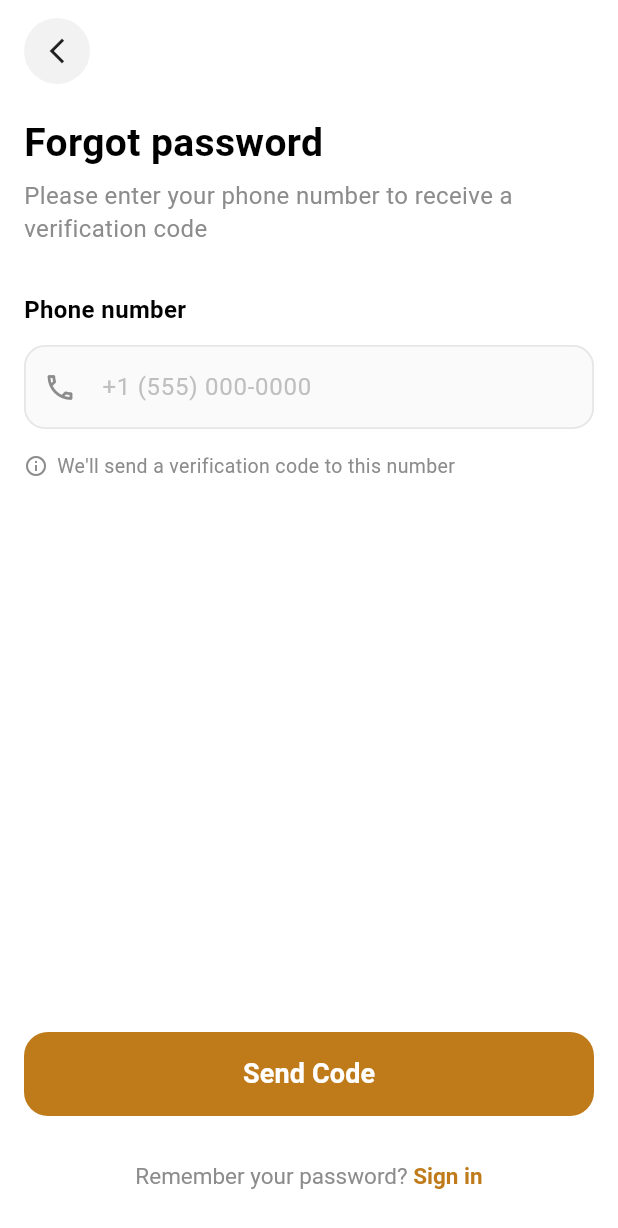
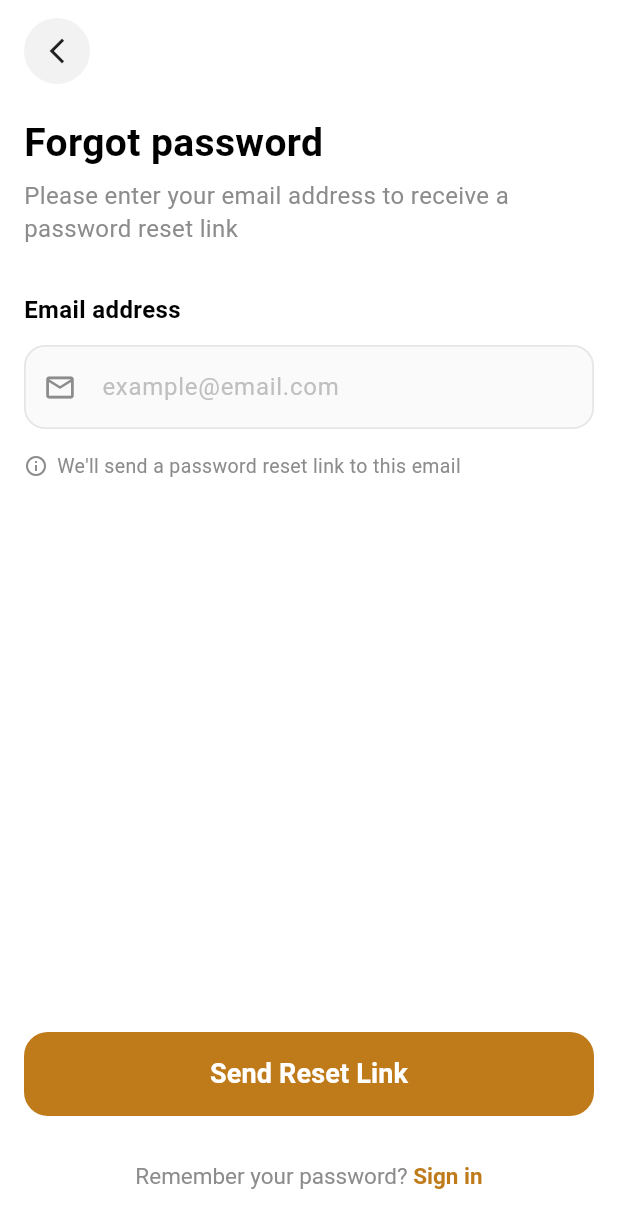
Before and after one commit to Ahmedhadyahmed/Yallafix, a Flutter app: the ForgotPasswordScreen screen opened by its route, on a phone screen of 412 x 824 dp. Shown: the top 1228 px of the screen. Run offline on Flutter 3.47's test engine with Material 3 defaults, Android fonts, the phone set to English and light mode, and no system bars; our stand-ins replace cloud_firestore, firebase_auth, firebase_core, flutter_map, latlong2, location; accounts and stored records are empty; Roboto replaces fonts that are missing (SF Pro Display).

Commit message:
Fix 3 forgetpassword

```diff
--- a/lib/forget_password.dart
+++ b/lib/forget_password.dart
@@ -1,6 +1,5 @@
 import 'package:flutter/material.dart';
-import 'package:flutter/services.dart';
-import 'verify_code_page.dart';
+import 'package:firebase_auth/firebase_auth.dart';
 
 class ForgotPasswordScreen extends StatefulWidget {
   const ForgotPasswordScreen({super.key});
@@ -10,23 +9,27 @@ class ForgotPasswordScreen extends StatefulWidget {
 }
 
 class _ForgotPasswordScreenState extends State<ForgotPasswordScreen> {
-  final _phoneController = TextEditingController();
+  final _emailController = TextEditingController();
   final _formKey = GlobalKey<FormState>();
+  final _auth = FirebaseAuth.instance;
   bool _isLoading = false;
+  bool _emailSent = false;
 
   @override
   void dispose() {
-    _phoneController.dispose();
+    _emailController.dispose();
     super.dispose();
   }
 
-  String? _validatePhone(String? value) {
+  String? _validateEmail(String? value) {
     if (value == null || value.isEmpty) {
-      return 'Please enter your phone number';
+      return 'Please enter your email address';
     }
-    final phoneRegex = RegExp(r'^\+?[\d\s\-\(\)]{10,}$');
-    if (!phoneRegex.hasMatch(value)) {
-      return 'Please enter a valid phone number';
+    final emailRegex = RegExp(
+      r'^[a-zA-Z0-9._%+-]+@[a-zA-Z0-9.-]+\.[a-zA-Z]{2,}$',
+    );
+    if (!emailRegex.hasMatch(value)) {
+      return 'Please enter a valid email address';
     }
     return null;
   }
@@ -35,19 +38,83 @@ class _ForgotPasswordScreenState extends State<ForgotPasswordScreen> {
     if (_formKey.currentState!.validate()) {
       setState(() => _isLoading = true);
 
-      // Simulate API call
-      await Future.delayed(const Duration(seconds: 1));
+      try {
+        // Send password reset email using Firebase Auth
+        await _auth.sendPasswordResetEmail(
+          email: _emailController.text.trim(),
+        );
 
-      if (mounted) {
-        setState(() => _isLoading = false);
-        Navigator.push(
-          context,
-          MaterialPageRoute(
-            builder: (context) => VerifyCodePage(
-              phoneNumber: _phoneController.text,
+        if (mounted) {
+          setState(() {
+            _isLoading = false;
+            _emailSent = true;
+          });
+
+          // Show success message
+          ScaffoldMessenger.of(context).showSnackBar(
+            SnackBar(
+              content: const Text('Password reset link sent to your email'),
+              backgroundColor: Colors.green,
+              behavior: SnackBarBehavior.floating,
+              shape: RoundedRectangleBorder(
+                borderRadius: BorderRadius.circular(10),
+              ),
             ),
-          ),
-        );
+          );
+
+          // Optional: Navigate back after a delay
+          await Future.delayed(const Duration(seconds: 2));
+          if (mounted) {
+            Navigator.pop(context);
+          }
+        }
+      } on FirebaseAuthException catch (e) {
+        if (mounted) {
+          setState(() => _isLoading = false);
+
+          String errorMessage;
+          switch (e.code) {
+            case 'user-not-found':
+              errorMessage = 'No account found with this email address';
+              break;
+            case 'invalid-email':
+              errorMessage = 'Invalid email address format';
+              break;
+            case 'too-many-requests':
+              errorMessage = 'Too many attempts. Please try again later';
+              break;
+            default:
+              errorMessage = 'An error occurred. Please try again';
+          }
+
+          // Show error message
+          ScaffoldMessenger.of(context).showSnackBar(
+            SnackBar(
+              content: Text(errorMessage),
+              backgroundColor: Colors.red,
+              behavior: SnackBarBehavior.floating,
+              shape: RoundedRectangleBorder(
+                borderRadius: BorderRadius.circular(10),
+              ),
+            ),
+          );
+        }
+      } catch (e) {
+        if (mounted) {
+          setState(() => _isLoading = false);
+
+          // Show generic error message
+          ScaffoldMessenger.of(context).showSnackBar(
+            SnackBar(
+              content: const Text('An unexpected error occurred'),
+              backgroundColor: Colors.red,
+              behavior: SnackBarBehavior.floating,
+              shape: RoundedRectangleBorder(
+                borderRadius: BorderRadius.circular(10),
+              ),
+            ),
+          );
+        }
       }
     }
   }
@@ -95,7 +162,7 @@ class _ForgotPasswordScreenState extends State<ForgotPasswordScreen> {
                 const SizedBox(height: 8),
 
                 const Text(
-                  'Please enter your phone number to receive a verification code',
+                  'Please enter your email address to receive a password reset link',
                   style: TextStyle(
                     fontSize: 16,
                     fontWeight: FontWeight.w400,
@@ -105,9 +172,9 @@ class _ForgotPasswordScreenState extends State<ForgotPasswordScreen> {
                 ),
                 const SizedBox(height: 32),
 
-                // Phone input label
+                // Email input label
                 const Text(
-                  'Phone number',
+                  'Email address',
                   style: TextStyle(
                     fontSize: 16,
                     fontWeight: FontWeight.w600,
@@ -116,32 +183,48 @@ class _ForgotPasswordScreenState extends State<ForgotPasswordScreen> {
                 ),
                 const SizedBox(height: 12),
 
-                // Phone input field
+                // Email input field
                 TextFormField(
-                  controller: _phoneController,
-                  keyboardType: TextInputType.phone,
-                  validator: _validatePhone,
-                  inputFormatters: [
-                    FilteringTextInputFormatter.allow(RegExp(r'[\d\+\s\-\(\)]')),
-                  ],
+                  controller: _emailController,
+                  keyboardType: TextInputType.emailAddress,
+                  validator: _validateEmail,
+                  enabled: !_emailSent,
+                  textInputAction: TextInputAction.done,
+                  onFieldSubmitted: (_) => _handleResetPassword(),
                   decoration: InputDecoration(
-                    hintText: '+1 (555) 000-0000',
+                    hintText: 'example@email.com',
                     hintStyle: const TextStyle(
                       color: Color(0xFFBFBFBF),
                       fontSize: 16,
                     ),
                     prefixIcon: const Icon(
-                      Icons.phone_outlined,
+                      Icons.email_outlined,
                       color: Color(0xFF8C8C8C),
                       size: 22,
                     ),
+                    suffixIcon: _emailSent
+                        ? const Icon(
+                      Icons.check_circle,
+                      color: Colors.green,
+                      size: 22,
+                    )
+                        : null,
                     filled: true,
-                    fillColor: const Color(0xFFFAFAFA),
+                    fillColor: _emailSent
+                        ? const Color(0xFFF0F0F0)
+                        : const Color(0xFFFAFAFA),
                     contentPadding: const EdgeInsets.symmetric(
                       horizontal: 16,
                       vertical: 16,
                     ),
                     enabledBorder: OutlineInputBorder(
+                      borderRadius: BorderRadius.circular(14),
+                      borderSide: const BorderSide(
+                        color: Color(0xFFE6E6E6),
+                        width: 1.2,
+                      ),
+                    ),
+                    disabledBorder: OutlineInputBorder(
                       borderRadius: BorderRadius.circular(14),
                       borderSide: const BorderSide(
                         color: Color(0xFFE6E6E6),
@@ -177,17 +260,19 @@ class _ForgotPasswordScreenState extends State<ForgotPasswordScreen> {
                 Row(
                   children: [
                     Icon(
-                      Icons.info_outline,
+                      _emailSent ? Icons.check_circle_outline : Icons.info_outline,
                       size: 16,
-                      color: const Color(0xFF8C8C8C),
+                      color: _emailSent ? Colors.green : const Color(0xFF8C8C8C),
                     ),
                     const SizedBox(width: 6),
                     Expanded(
                       child: Text(
-                        'We\'ll send a verification code to this number',
+                        _emailSent
+                            ? 'Check your email for the reset link'
+                            : 'We\'ll send a password reset link to this email',
                         style: TextStyle(
                           fontSize: 13,
-                          color: const Color(0xFF8C8C8C),
+                          color: _emailSent ? Colors.green : const Color(0xFF8C8C8C),
                           height: 1.3,
                         ),
                       ),
@@ -202,14 +287,14 @@ class _ForgotPasswordScreenState extends State<ForgotPasswordScreen> {
                   height: 56,
                   child: ElevatedButton(
                     style: ElevatedButton.styleFrom(
-                      backgroundColor: btnColor,
+                      backgroundColor: _emailSent ? Colors.green : btnColor,
                       disabledBackgroundColor: btnColor.withOpacity(0.5),
                       shape: RoundedRectangleBorder(
                         borderRadius: BorderRadius.circular(16),
                       ),
                       elevation: 0,
                     ),
-                    onPressed: _isLoading ? null : _handleResetPassword,
+                    onPressed: (_isLoading || _emailSent) ? null : _handleResetPassword,
                     child: _isLoading
                         ? const SizedBox(
                       height: 24,
@@ -219,9 +304,9 @@ class _ForgotPasswordScreenState extends State<ForgotPasswordScreen> {
                         valueColor: AlwaysStoppedAnimation<Color>(Colors.white),
                       ),
                     )
-                        : const Text(
-                      'Send Code',
-                      style: TextStyle(
+                        : Text(
+                      _emailSent ? 'Email Sent!' : 'Send Reset Link',
+                      style: const TextStyle(
                         fontSize: 18,
                         fontWeight: FontWeight.w700,
                         color: Colors.white,
```
Also changed, not shown: lib/Login.dart (+9 -40 lines), lib/service.dart (+8 -8 lines).
